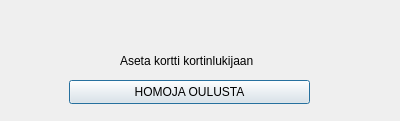
Qt form PankkiAutomaatti/exe/kirjaudusisaan.ui (banksimul2022/group2) before a commit.
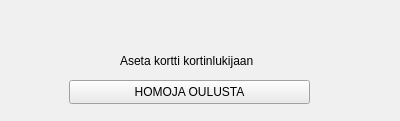
The same form after that commit.

Diff of the .ui file:
```diff
--- a/PankkiAutomaatti/exe/kirjaudusisaan.ui
+++ b/PankkiAutomaatti/exe/kirjaudusisaan.ui
@@ -10,6 +10,556 @@
     <height>121</height>
    </rect>
   </property>
+  <property name="palette">
+   <palette>
+    <active>
+     <colorrole role="WindowText">
+      <brush brushstyle="SolidPattern">
+       <color alpha="255">
+        <red>0</red>
+        <green>0</green>
+        <blue>255</blue>
+       </color>
+      </brush>
+     </colorrole>
+     <colorrole role="Button">
+      <brush brushstyle="SolidPattern">
+       <color alpha="255">
+        <red>255</red>
+        <green>255</green>
+        <blue>255</blue>
+       </color>
+      </brush>
+     </colorrole>
+     <colorrole role="Light">
+      <brush brushstyle="SolidPattern">
+       <color alpha="255">
+        <red>0</red>
+        <green>0</green>
+        <blue>255</blue>
+       </color>
+      </brush>
+     </colorrole>
+     <colorrole role="Midlight">
+      <brush brushstyle="SolidPattern">
+       <color alpha="255">
+        <red>0</red>
+        <green>0</green>
+        <blue>255</blue>
+       </color>
+      </brush>
+     </colorrole>
+     <colorrole role="Dark">
+      <brush brushstyle="SolidPattern">
+       <color alpha="255">
+        <red>0</red>
+        <green>0</green>
+        <blue>255</blue>
+       </color>
+      </brush>
+     </colorrole>
+     <colorrole role="Mid">
+      <brush brushstyle="SolidPattern">
+       <color alpha="255">
+        <red>0</red>
+        <green>0</green>
+        <blue>255</blue>
+       </color>
+      </brush>
+     </colorrole>
+     <colorrole role="Text">
+      <brush brushstyle="SolidPattern">
+       <color alpha="255">
+        <red>0</red>
+        <green>0</green>
+        <blue>255</blue>
+       </color>
+      </brush>
+     </colorrole>
+     <colorrole role="BrightText">
+      <brush brushstyle="SolidPattern">
+       <color alpha="255">
+        <red>0</red>
+        <green>0</green>
+        <blue>255</blue>
+       </color>
+      </brush>
+     </colorrole>
+     <colorrole role="ButtonText">
+      <brush brushstyle="SolidPattern">
+       <color alpha="255">
+        <red>0</red>
+        <green>0</green>
+        <blue>255</blue>
+       </color>
+      </brush>
+     </colorrole>
+     <colorrole role="Base">
+      <brush brushstyle="SolidPattern">
+       <color alpha="255">
+        <red>255</red>
+        <green>255</green>
+        <blue>255</blue>
+       </color>
+      </brush>
+     </colorrole>
+     <colorrole role="Window">
+      <brush brushstyle="SolidPattern">
+       <color alpha="255">
+        <red>255</red>
+        <green>255</green>
+        <blue>255</blue>
+       </color>
+      </brush>
+     </colorrole>
+     <colorrole role="Shadow">
+      <brush brushstyle="SolidPattern">
+       <color alpha="255">
+        <red>0</red>
+        <green>0</green>
+        <blue>255</blue>
+       </color>
+      </brush>
+     </colorrole>
+     <colorrole role="Highlight">
+      <brush brushstyle="SolidPattern">
+       <color alpha="255">
+        <red>0</red>
+        <green>0</green>
+        <blue>255</blue>
+       </color>
+      </brush>
+     </colorrole>
+     <colorrole role="HighlightedText">
+      <brush brushstyle="SolidPattern">
+       <color alpha="255">
+        <red>255</red>
+        <green>255</green>
+        <blue>255</blue>
+       </color>
+      </brush>
+     </colorrole>
+     <colorrole role="Link">
+      <brush brushstyle="SolidPattern">
+       <color alpha="255">
+        <red>0</red>
+        <green>0</green>
+        <blue>255</blue>
+       </color>
+      </brush>
+     </colorrole>
+     <colorrole role="LinkVisited">
+      <brush brushstyle="SolidPattern">
+       <color alpha="255">
+        <red>0</red>
+        <green>0</green>
+        <blue>255</blue>
+       </color>
+      </brush>
+     </colorrole>
+     <colorrole role="AlternateBase">
+      <brush brushstyle="SolidPattern">
+       <color alpha="255">
+        <red>255</red>
+        <green>255</green>
+        <blue>255</blue>
+       </color>
+      </brush>
+     </colorrole>
+     <colorrole role="ToolTipBase">
+      <brush brushstyle="SolidPattern">
+       <color alpha="255">
+        <red>0</red>
+        <green>0</green>
+        <blue>255</blue>
+       </color>
+      </brush>
+     </colorrole>
+     <colorrole role="ToolTipText">
+      <brush brushstyle="SolidPattern">
+       <color alpha="255">
+        <red>0</red>
+        <green>0</green>
+        <blue>255</blue>
+       </color>
+      </brush>
+     </colorrole>
+     <colorrole role="PlaceholderText">
+      <brush brushstyle="SolidPattern">
+       <color alpha="128">
+        <red>0</red>
+        <green>0</green>
+        <blue>255</blue>
+       </color>
+      </brush>
+     </colorrole>
+    </active>
+    <inactive>
+     <colorrole role="WindowText">
+      <brush brushstyle="SolidPattern">
+       <color alpha="255">
+        <red>0</red>
+        <green>0</green>
+        <blue>0</blue>
+       </color>
+      </brush>
+     </colorrole>
+     <colorrole role="Button">
+      <brush brushstyle="SolidPattern">
+       <color alpha="255">
+        <red>240</red>
+        <green>240</green>
+        <blue>240</blue>
+       </color>
+      </brush>
+     </colorrole>
+     <colorrole role="Light">
+      <brush brushstyle="SolidPattern">
+       <color alpha="255">
+        <red>255</red>
+        <green>255</green>
+        <blue>255</blue>
+       </color>
+      </brush>
+     </colorrole>
+     <colorrole role="Midlight">
+      <brush brushstyle="SolidPattern">
+       <color alpha="255">
+        <red>227</red>
+        <green>227</green>
+        <blue>227</blue>
+       </color>
+      </brush>
+     </colorrole>
+     <colorrole role="Dark">
+      <brush brushstyle="SolidPattern">
+       <color alpha="255">
+        <red>160</red>
+        <green>160</green>
+        <blue>160</blue>
+       </color>
+      </brush>
+     </colorrole>
+     <colorrole role="Mid">
+      <brush brushstyle="SolidPattern">
+       <color alpha="255">
+        <red>160</red>
+        <green>160</green>
+        <blue>160</blue>
+       </color>
+      </brush>
+     </colorrole>
+     <colorrole role="Text">
+      <brush brushstyle="SolidPattern">
+       <color alpha="255">
+        <red>0</red>
+        <green>0</green>
+        <blue>0</blue>
+       </color>
+      </brush>
+     </colorrole>
+     <colorrole role="BrightText">
+      <brush brushstyle="SolidPattern">
+       <color alpha="255">
+        <red>255</red>
+        <green>255</green>
+        <blue>255</blue>
+       </color>
+      </brush>
+     </colorrole>
+     <colorrole role="ButtonText">
+      <brush brushstyle="SolidPattern">
+       <color alpha="255">
+        <red>0</red>
+        <green>0</green>
+        <blue>0</blue>
+       </color>
+      </brush>
+     </colorrole>
+     <colorrole role="Base">
+      <brush brushstyle="SolidPattern">
+       <color alpha="255">
+        <red>255</red>
+        <green>255</green>
+        <blue>255</blue>
+       </color>
+      </brush>
+     </colorrole>
+     <colorrole role="Window">
+      <brush brushstyle="SolidPattern">
+       <color alpha="255">
+        <red>240</red>
+        <green>240</green>
+        <blue>240</blue>
+       </color>
+      </brush>
+     </colorrole>
+     <colorrole role="Shadow">
+      <brush brushstyle="SolidPattern">
+       <color alpha="255">
+        <red>105</red>
+        <green>105</green>
+        <blue>105</blue>
+       </color>
+      </brush>
+     </colorrole>
+     <colorrole role="Highlight">
+      <brush brushstyle="SolidPattern">
+       <color alpha="255">
+        <red>240</red>
+        <green>240</green>
+        <blue>240</blue>
+       </color>
+      </brush>
+     </colorrole>
+     <colorrole role="HighlightedText">
+      <brush brushstyle="SolidPattern">
+       <color alpha="255">
+        <red>0</red>
+        <green>0</green>
+        <blue>0</blue>
+       </color>
+      </brush>
+     </colorrole>
+     <colorrole role="Link">
+      <brush brushstyle="SolidPattern">
+       <color alpha="255">
+        <red>0</red>
+        <green>0</green>
+        <blue>255</blue>
+       </color>
+      </brush>
+     </colorrole>
+     <colorrole role="LinkVisited">
+      <brush brushstyle="SolidPattern">
+       <color alpha="255">
+        <red>255</red>
+        <green>0</green>
+        <blue>255</blue>
+       </color>
+      </brush>
+     </colorrole>
+     <colorrole role="AlternateBase">
+      <brush brushstyle="SolidPattern">
+       <color alpha="255">
+        <red>245</red>
+        <green>245</green>
+        <blue>245</blue>
+       </color>
+      </brush>
+     </colorrole>
+     <colorrole role="ToolTipBase">
+      <brush brushstyle="SolidPattern">
+       <color alpha="255">
+        <red>255</red>
+        <green>255</green>
+        <blue>220</blue>
+       </color>
+      </brush>
+     </colorrole>
+     <colorrole role="ToolTipText">
+      <brush brushstyle="SolidPattern">
+       <color alpha="255">
+        <red>0</red>
+        <green>0</green>
+        <blue>0</blue>
+       </color>
+      </brush>
+     </colorrole>
+     <colorrole role="PlaceholderText">
+      <brush brushstyle="SolidPattern">
+       <color alpha="128">
+        <red>0</red>
+        <green>0</green>
+        <blue>0</blue>
+       </color>
+      </brush>
+     </colorrole>
+    </inactive>
+    <disabled>
+     <colorrole role="WindowText">
+      <brush brushstyle="SolidPattern">
+       <color alpha="255">
+        <red>0</red>
+        <green>0</green>
+        <blue>255</blue>
+       </color>
+      </brush>
+     </colorrole>
+     <colorrole role="Button">
+      <brush brushstyle="SolidPattern">
+       <color alpha="255">
+        <red>255</red>
+        <green>255</green>
+        <blue>255</blue>
+       </color>
+      </brush>
+     </colorrole>
+     <colorrole role="Light">
+      <brush brushstyle="SolidPattern">
+       <color alpha="255">
+        <red>0</red>
+        <green>0</green>
+        <blue>255</blue>
+       </color>
+      </brush>
+     </colorrole>
+     <colorrole role="Midlight">
+      <brush brushstyle="SolidPattern">
+       <color alpha="255">
+        <red>0</red>
+        <green>0</green>
+        <blue>255</blue>
+       </color>
+      </brush>
+     </colorrole>
+     <colorrole role="Dark">
+      <brush brushstyle="SolidPattern">
+       <color alpha="255">
+        <red>0</red>
+        <green>0</green>
+        <blue>255</blue>
+       </color>
+      </brush>
+     </colorrole>
+     <colorrole role="Mid">
+      <brush brushstyle="SolidPattern">
+       <color alpha="255">
+        <red>0</red>
+        <green>0</green>
+        <blue>255</blue>
+       </color>
+      </brush>
+     </colorrole>
+     <colorrole role="Text">
+      <brush brushstyle="SolidPattern">
+       <color alpha="255">
+        <red>0</red>
+        <green>0</green>
+        <blue>255</blue>
+       </color>
+      </brush>
+     </colorrole>
+     <colorrole role="BrightText">
+      <brush brushstyle="SolidPattern">
+       <color alpha="255">
+        <red>0</red>
+        <green>0</green>
+        <blue>255</blue>
+       </color>
+      </brush>
+     </colorrole>
+     <colorrole role="ButtonText">
+      <brush brushstyle="SolidPattern">
+       <color alpha="255">
+        <red>0</red>
+        <green>0</green>
+        <blue>255</blue>
+       </color>
+      </brush>
+     </colorrole>
+     <colorrole role="Base">
+      <brush brushstyle="SolidPattern">
+       <color alpha="255">
+        <red>255</red>
+        <green>255</green>
+        <blue>255</blue>
+       </color>
+      </brush>
+     </colorrole>
+     <colorrole role="Window">
+      <brush brushstyle="SolidPattern">
+       <color alpha="255">
+        <red>255</red>
+        <green>255</green>
+        <blue>255</blue>
+       </color>
+      </brush>
+     </colorrole>
+     <colorrole role="Shadow">
+      <brush brushstyle="SolidPattern">
+       <color alpha="255">
+        <red>0</red>
+        <green>0</green>
+        <blue>0</blue>
+       </color>
+      </brush>
+     </colorrole>
+     <colorrole role="Highlight">
+      <brush brushstyle="SolidPattern">
+       <color alpha="255">
+        <red>0</red>
+        <green>120</green>
+        <blue>215</blue>
+       </color>
+      </brush>
+     </colorrole>
+     <colorrole role="HighlightedText">
+      <brush brushstyle="SolidPattern">
+       <color alpha="255">
+        <red>255</red>
+        <green>255</green>
+        <blue>255</blue>
+       </color>
+      </brush>
+     </colorrole>
+     <colorrole role="Link">
+      <brush brushstyle="SolidPattern">
+       <color alpha="255">
+        <red>0</red>
+        <green>0</green>
+        <blue>255</blue>
+       </color>
+      </brush>
+     </colorrole>
+     <colorrole role="LinkVisited">
+      <brush brushstyle="SolidPattern">
+       <color alpha="255">
+        <red>255</red>
+        <green>0</green>
+        <blue>255</blue>
+       </color>
+      </brush>
+     </colorrole>
+     <colorrole role="AlternateBase">
+      <brush brushstyle="SolidPattern">
+       <color alpha="255">
+        <red>245</red>
+        <green>245</green>
+        <blue>245</blue>
+       </color>
+      </brush>
+     </colorrole>
+     <colorrole role="ToolTipBase">
+      <brush brushstyle="SolidPattern">
+       <color alpha="255">
+        <red>255</red>
+        <green>255</green>
+        <blue>220</blue>
+       </color>
+      </brush>
+     </colorrole>
+     <colorrole role="ToolTipText">
+      <brush brushstyle="SolidPattern">
+       <color alpha="255">
+        <red>0</red>
+        <green>0</green>
+        <blue>0</blue>
+       </color>
+      </brush>
+     </colorrole>
+     <colorrole role="PlaceholderText">
+      <brush brushstyle="SolidPattern">
+       <color alpha="128">
+        <red>0</red>
+        <green>0</green>
+        <blue>0</blue>
+       </color>
+      </brush>
+     </colorrole>
+    </disabled>
+   </palette>
+  </property>
   <property name="windowTitle">
    <string>Kirjaudu sisään</string>
   </property>
```
